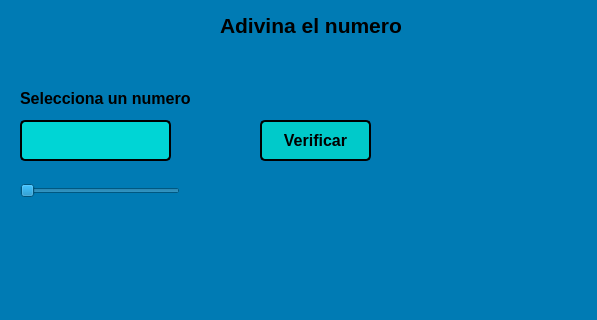
Old version of the form Unidad 2/Tarea Unidad 2/T09_Adivina el numero de la computadora.ui in the repository celineazs/PIP_2025_1_Eq3; both pictures show x 0 to 597 and y 0 to 320 of the 597 by 534 pixel window.
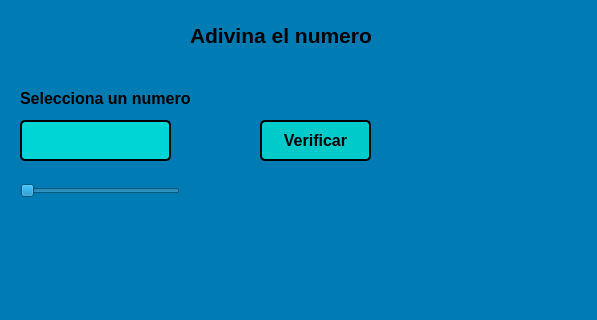
New version of the form. Icons and pictures are not drawn.

The edit to the form file:
```diff
--- a/Unidad 2/Tarea Unidad 2/T09_Adivina el numero de la computadora.ui
+++ b/Unidad 2/Tarea Unidad 2/T09_Adivina el numero de la computadora.ui
@@ -39,9 +39,9 @@
    <widget class="QLabel" name="label">
     <property name="geometry">
      <rect>
-      <x>220</x>
-      <y>10</y>
-      <width>241</width>
+      <x>190</x>
+      <y>20</y>
+      <width>261</width>
       <height>31</height>
      </rect>
     </property>
@@ -86,7 +86,7 @@
      <rect>
       <x>20</x>
       <y>90</y>
-      <width>181</width>
+      <width>241</width>
       <height>16</height>
      </rect>
     </property>
```
Left out of the diff: 2 changed lines with no effect on the pictures.
